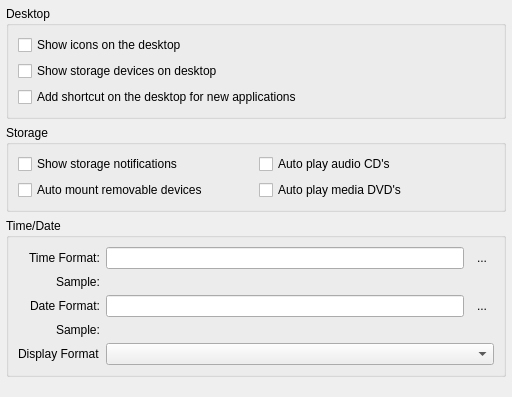
This is src/settings/config/pages/page_session_options.ui in rodlie/draco as Qt 5 draws it before an edit. The edited form follows.
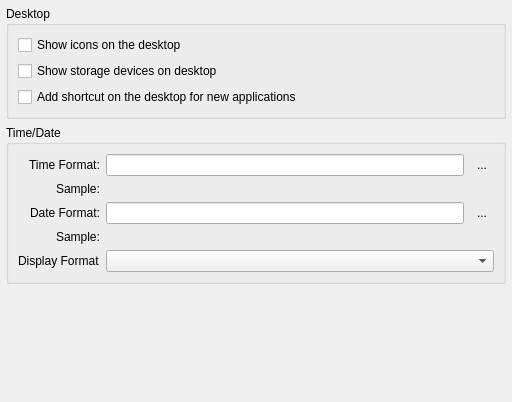
This is the edited form. Icons and pictures are not drawn.

Commit message: remove storage settings

```diff
--- a/src/settings/config/pages/page_session_options.ui
+++ b/src/settings/config/pages/page_session_options.ui
@@ -7,7 +7,7 @@
     <x>0</x>
     <y>0</y>
     <width>512</width>
-    <height>397</height>
+    <height>402</height>
    </rect>
   </property>
   <property name="windowTitle">
@@ -68,63 +68,6 @@
      </layout>
     </widget>
    </item>
-   <item>
-    <widget class="QGroupBox" name="groupBox_3">
-     <property name="title">
-      <string>Storage</string>
-     </property>
-     <layout class="QHBoxLayout" name="horizontalLayout">
-      <item>
-       <layout class="QVBoxLayout" name="verticalLayout_4">
-        <item>
-         <widget class="QCheckBox" name="check_show_storage_notify">
-          <property name="text">
-           <string>Show storage notifications</string>
-          </property>
-          <property name="icon">
-           <iconset theme="user-available"/>
-          </property>
-         </widget>
-        </item>
-        <item>
-         <widget class="QCheckBox" name="check_automount_storage">
-          <property name="text">
-           <string>Auto mount removable devices</string>
-          </property>
-          <property name="icon">
-           <iconset theme="drive-removable-media"/>
-          </property>
-         </widget>
-        </item>
-       </layout>
-      </item>
-      <item>
-       <layout class="QVBoxLayout" name="verticalLayout_5">
-        <item>
-         <widget class="QCheckBox" name="check_autoplay_storage_cd">
-          <property name="text">
-           <string>Auto play audio CD's</string>
-          </property>
-          <property name="icon">
-           <iconset theme="drive-optical"/>
-          </property>
-         </widget>
-        </item>
-        <item>
-         <widget class="QCheckBox" name="check_autoplay_storage_dvd">
-          <property name="text">
-           <string>Auto play media DVD's</string>
-          </property>
-          <property name="icon">
-           <iconset theme="drive-optical"/>
-          </property>
-         </widget>
-        </item>
-       </layout>
-      </item>
-     </layout>
-    </widget>
-   </item>
    <item>
     <widget class="QGroupBox" name="groupBox">
      <property name="title">
```
Left out of the diff: 9 changed lines with no effect on the pictures. The commit also changes 1 other file.
